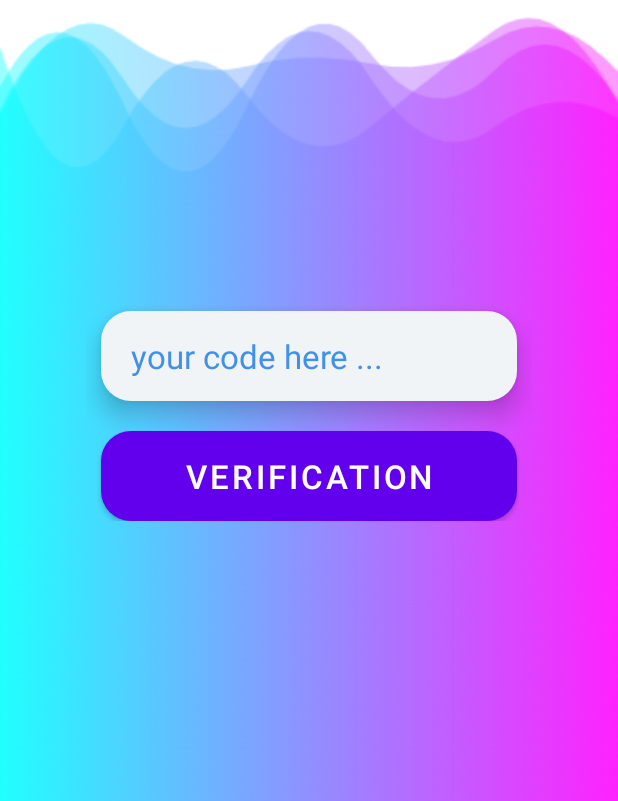
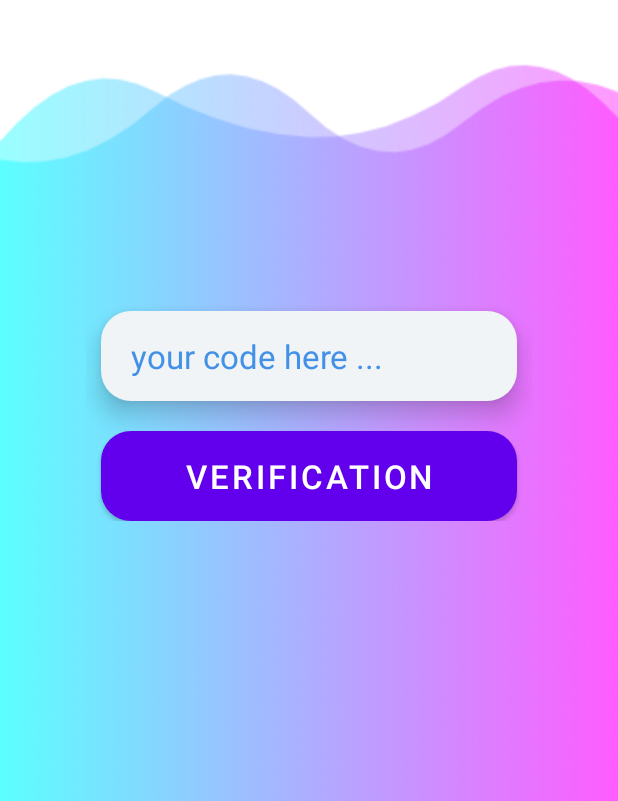
Before and after one commit to AdmerOrganization/FrontEnd, an Android app: the ForgetPassword screen opened directly, with no data from a screen before it, on a phone screen of 412 x 824 dp, the part 435-1236 px from its top. Run offline under Robolectric (Android 15) with nearby library versions, the phone set to English and light mode, and no system bars.

Commit message:
waves changed

```diff
--- a/app/src/main/res/layout/activity_forget_password.xml
+++ b/app/src/main/res/layout/activity_forget_password.xml
@@ -5,7 +5,7 @@
     android:layout_width="match_parent"
     android:layout_height="match_parent"
     tools:context=".ForgetPassword"
-    android:background="@drawable/wave2">
+    android:background="@drawable/wave7">
 <androidx.constraintlayout.widget.ConstraintLayout
     android:id="@+id/constraintLayout"
     android:layout_width="match_parent"
@@ -24,6 +24,7 @@
         app:layout_constraintStart_toStartOf="parent"
         app:layout_constraintTop_toTopOf="parent"
         app:layout_constraintBottom_toBottomOf="parent"/>
+
 
 </androidx.constraintlayout.widget.ConstraintLayout>
     <androidx.constraintlayout.widget.ConstraintLayout
--- a/app/src/main/res/layout/activity_login.xml
+++ b/app/src/main/res/layout/activity_login.xml
@@ -5,7 +5,7 @@
     android:layout_width="match_parent"
     android:layout_height="match_parent"
     tools:context=".Login"
-    android:background="@drawable/wave2">
+    android:background="@drawable/wave7">
     <androidx.constraintlayout.widget.ConstraintLayout
         android:id="@+id/constraintLayout"
         android:layout_width="match_parent"
--- a/app/src/main/res/layout/activity_send_email_forget_password.xml
+++ b/app/src/main/res/layout/activity_send_email_forget_password.xml
@@ -5,7 +5,7 @@
     android:layout_width="match_parent"
     android:layout_height="match_parent"
     tools:context=".SendEmailForgetPassword"
-    android:background="@drawable/wave4">
+    android:background="@drawable/wave7">
     <androidx.constraintlayout.widget.ConstraintLayout
         android:id="@+id/constraintLayout"
         android:layout_width="match_parent"
```
Also changed, not shown: app/src/main/res/drawable/foam.svg (added), app/src/main/res/drawable/wave11.svg (added).
